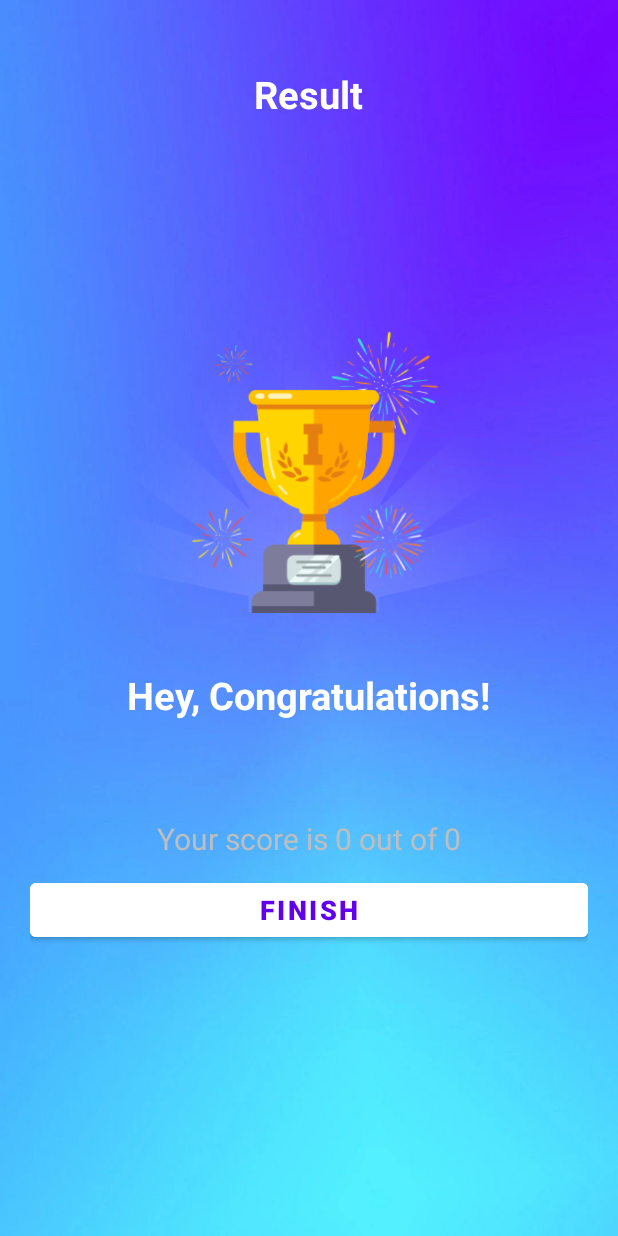
After one commit to dmujanovic/QuizApp, an Android app: the ResultActivity screen opened directly, with no data from a screen before it, on a phone screen of 412 x 824 dp. The commit adds this screen. Run offline under Robolectric (Android 15) with nearby library versions, the phone set to English and light mode, and no system bars.

Commit message:
Results
Questions work and result is displayed at the end. Images need optimization.

```diff
--- a/Android/app/src/main/java/dmujanovic/quizzapp/Constants.kt
+++ b/Android/app/src/main/java/dmujanovic/quizzapp/Constants.kt
@@ -1,6 +1,10 @@
 package dmujanovic.quizzapp
 
 object Constants{
+
+    const val USER_NAME : String = "user_name"
+    const val TOTAL_QUESTIONS: String = "total_questions"
+    const val CORRECT_ANSWERS: String = "correct_answers"
 
     fun getQuestions(): ArrayList<Question>{
         val questionList = ArrayList<Question>()
--- a/Android/app/src/main/java/dmujanovic/quizzapp/MainActivity.kt
+++ b/Android/app/src/main/java/dmujanovic/quizzapp/MainActivity.kt
@@ -21,6 +21,7 @@ class MainActivity : AppCompatActivity() {
                 Toast.makeText(this, "Please enter your name", Toast.LENGTH_SHORT).show()
             } else {
                 val intent = Intent(this, QuizQuestionsActivity::class.java)
+                intent.putExtra(Constants.USER_NAME,editText.text.toString())
                 startActivity(intent)
                 finish()
             }
--- /dev/null
+++ b/Android/app/src/main/java/dmujanovic/quizzapp/ResultActivity.kt
@@ -0,0 +1,35 @@
+package dmujanovic.quizzapp
+
+import android.content.Intent
+import androidx.appcompat.app.AppCompatActivity
+import android.os.Bundle
+import android.widget.Button
+import android.widget.TextView
+
+class ResultActivity : AppCompatActivity() {
+
+    private lateinit var userName: TextView
+    private lateinit var score: TextView
+    private lateinit var btnFinish : Button
+
+    override fun onCreate(savedInstanceState: Bundle?) {
+        super.onCreate(savedInstanceState)
+        setContentView(R.layout.activity_result)
+
+        userName = findViewById(R.id.tv_name)
+        score = findViewById(R.id.tv_score)
+        btnFinish = findViewById(R.id.btn_finish)
+
+        val name = intent.getStringExtra(Constants.USER_NAME)
+        val totalQuestions = intent.getIntExtra(Constants.TOTAL_QUESTIONS,0)
+        val correct = intent.getIntExtra(Constants.CORRECT_ANSWERS,0)
+        userName.text = name
+        score.text = "Your score is $correct out of $totalQuestions"
+
+        btnFinish.setOnClickListener{
+            startActivity(Intent(this, MainActivity::class.java))
+            finish()
+        }
+
+    }
+}
--- /dev/null
+++ b/Android/app/src/main/res/layout/activity_result.xml
@@ -0,0 +1,68 @@
+<?xml version="1.0" encoding="utf-8"?>
+<LinearLayout xmlns:android="http://schemas.android.com/apk/res/android"
+    xmlns:tools="http://schemas.android.com/tools"
+    android:layout_width="match_parent"
+    android:layout_height="match_parent"
+    android:background="@drawable/background"
+    android:orientation="vertical"
+    android:gravity="center_horizontal"
+    android:padding="20dp"
+    tools:context=".MainActivity">
+
+    <TextView
+        android:id="@+id/tv_result"
+        android:layout_width="wrap_content"
+        android:layout_height="wrap_content"
+        android:layout_marginTop="25dp"
+        android:text="Result"
+        android:textColor="@android:color/white"
+        android:textSize="25sp"
+        android:textStyle="bold" />
+
+    <ImageView
+        android:id="@+id/iv_trophy"
+        android:layout_width="wrap_content"
+        android:layout_height="350dp"
+        android:contentDescription="image"
+        android:src="@drawable/ic_trophy" />
+
+    <TextView
+        android:id="@+id/tv_congratulations"
+        android:layout_width="wrap_content"
+        android:layout_height="wrap_content"
+        android:layout_marginTop="16dp"
+        android:text="Hey, Congratulations!"
+        android:textColor="@android:color/white"
+        android:textSize="25sp"
+        android:textStyle="bold"/>
+
+    <TextView
+        android:id="@+id/tv_name"
+        android:layout_width="wrap_content"
+        android:layout_height="wrap_content"
+        android:layout_marginTop="25dp"
+        android:textColor="@android:color/white"
+        android:textSize="22sp"
+        android:textStyle="bold"
+        tools:text="Username" />
+
+    <TextView
+        android:id="@+id/tv_score"
+        android:layout_width="wrap_content"
+        android:layout_height="wrap_content"
+        android:layout_marginTop="10dp"
+        android:textColor="@android:color/secondary_text_dark"
+        android:textSize="20sp"
+        tools:text="Your Score is 9 out of 10" />
+
+    <Button
+        android:id="@+id/btn_finish"
+        android:layout_width="match_parent"
+        android:layout_height="wrap_content"
+        android:layout_marginTop="10dp"
+        android:backgroundTint="@android:color/white"
+        android:text="FINISH"
+        android:textColor="@color/purple_500"
+        android:textSize="18sp"
+        android:textStyle="bold" />
+</LinearLayout>
```
Also changed, not shown: Android/app/src/main/AndroidManifest.xml (+7 -0 lines), Android/app/src/main/java/dmujanovic/quizzapp/QuizQuestionsActivity.kt (+74 -1 lines), Android/app/src/main/res/drawable/correct_option_border_bg.xml (added, +9 -0 lines), Android/app/src/main/res/drawable/wrong_option_border_bg.xml (added, +9 -0 lines), Android/app/src/main/res/drawable/ic_trophy.png (added).
